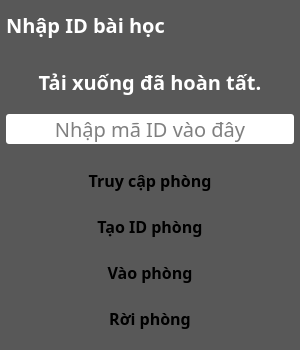
Qt form UI_Files/connect.ui (hoangm960/Astraea) before a commit.
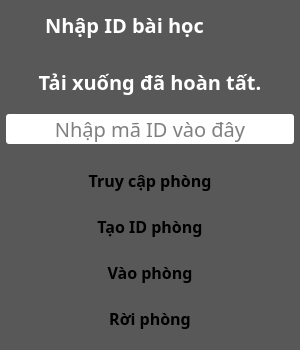
The same form after that commit. Icons and pictures are not drawn.

Diff of the .ui file:
```diff
--- a/UI_Files/connect.ui
+++ b/UI_Files/connect.ui
@@ -85,6 +85,26 @@
        <property name="bottomMargin">
         <number>0</number>
        </property>
+       <item alignment="Qt::AlignLeft">
+        <widget class="QFrame" name="frame">
+         <property name="minimumSize">
+          <size>
+           <width>30</width>
+           <height>0</height>
+          </size>
+         </property>
+         <property name="styleSheet">
+          <string notr="true">background: transparent;
+image: url(:/images/icons/nogo-01.png);</string>
+         </property>
+         <property name="frameShape">
+          <enum>QFrame::StyledPanel</enum>
+         </property>
+         <property name="frameShadow">
+          <enum>QFrame::Raised</enum>
+         </property>
+        </widget>
+       </item>
        <item>
         <widget class="QLabel" name="label">
          <property name="font">
```
